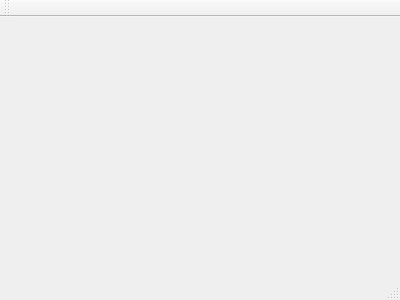
Qt form mainwindow.ui (danpmch/XDFLViewer) before a commit.
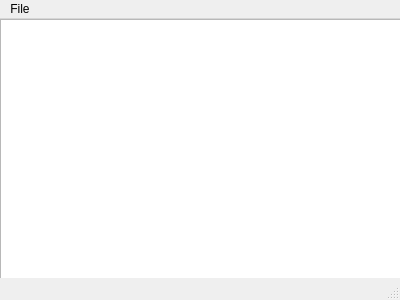
The same form after that commit.

Diff of the .ui file:
```diff
--- a/mainwindow.ui
+++ b/mainwindow.ui
@@ -12,13 +12,53 @@
   <property name="windowTitle" >
    <string>MainWindow</string>
   </property>
-  <widget class="QMenuBar" name="menuBar" />
-  <widget class="QToolBar" name="mainToolBar" />
-  <widget class="QWidget" name="centralWidget" />
-  <widget class="QStatusBar" name="statusBar" />
+  <widget class="QWidget" name="centralWidget">
+   <widget class="QGraphicsView" name="graphicsView">
+    <property name="geometry">
+     <rect>
+      <x>0</x>
+      <y>0</y>
+      <width>401</width>
+      <height>261</height>
+     </rect>
+    </property>
+   </widget>
+  </widget>
+  <widget class="QMenuBar" name="menuBar">
+   <property name="geometry">
+    <rect>
+     <x>0</x>
+     <y>0</y>
+     <width>400</width>
+     <height>24</height>
+    </rect>
+   </property>
+   <widget class="QMenu" name="menuFile">
+    <property name="title">
+     <string>File</string>
+    </property>
+    <addaction name="actionOpen"/>
+    <addaction name="separator"/>
+    <addaction name="actionExit"/>
+   </widget>
+   <addaction name="menuFile"/>
+  </widget>
+  <widget class="QStatusBar" name="statusBar"/>
+  <action name="actionOpen">
+   <property name="text">
+    <string>Open...</string>
+   </property>
+   <property name="shortcut">
+    <string>Ctrl+O</string>
+   </property>
+  </action>
+  <action name="actionExit">
+   <property name="text">
+    <string>Exit</string>
+   </property>
+  </action>
  </widget>
- <layoutDefault spacing="6" margin="11" />
- <pixmapfunction></pixmapfunction>
+ <layoutdefault spacing="6" margin="11"/>
  <resources/>
  <connections/>
 </ui>
```
Left out of the diff: 7 changed lines with no effect on the pictures.
